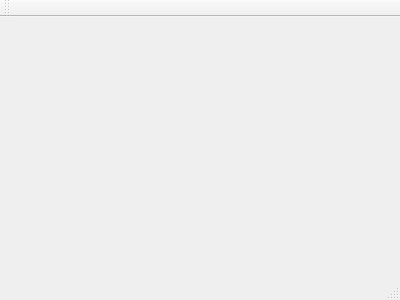
Qt form GBBStock/src/gbbmain.ui (aarelovich/gbb) before a commit.
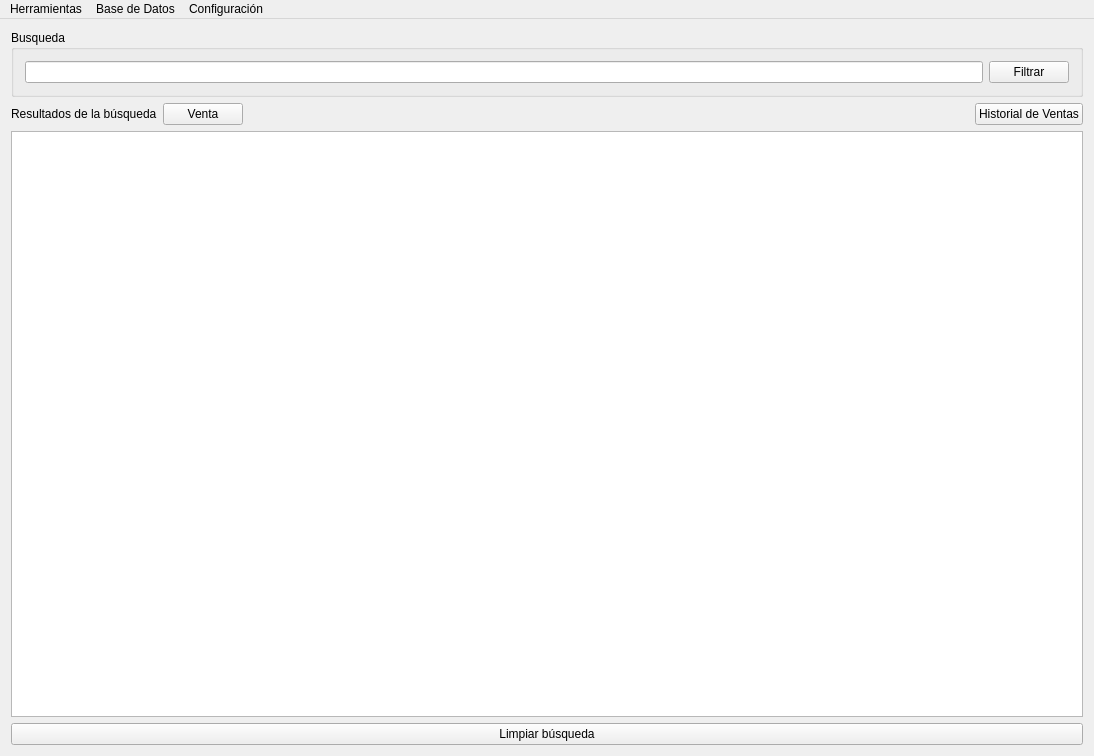
The same form after that commit.

```diff
--- a/GBBStock/src/gbbmain.ui
+++ b/GBBStock/src/gbbmain.ui
@@ -1,24 +1,148 @@
 <ui version="4.0">
  <class>GBBMain</class>
- <widget class="QMainWindow" name="GBBMain" >
-  <property name="geometry" >
+ <widget class="QMainWindow" name="GBBMain">
+  <property name="geometry">
    <rect>
     <x>0</x>
     <y>0</y>
-    <width>400</width>
-    <height>300</height>
+    <width>1094</width>
+    <height>756</height>
    </rect>
   </property>
   <property name="windowTitle" >
    <string>GBBMain</string>
   </property>
-  <widget class="QMenuBar" name="menuBar" />
-  <widget class="QToolBar" name="mainToolBar" />
-  <widget class="QWidget" name="centralWidget" />
-  <widget class="QStatusBar" name="statusBar" />
+  <widget class="QWidget" name="centralWidget">
+   <layout class="QVBoxLayout" name="verticalLayout">
+    <item>
+     <widget class="QGroupBox" name="groupBox">
+      <property name="title">
+       <string>Busqueda</string>
+      </property>
+      <layout class="QHBoxLayout" name="horizontalLayout">
+       <item>
+        <widget class="QLineEdit" name="lineEdit"/>
+       </item>
+       <item>
+        <widget class="QPushButton" name="pushButton">
+         <property name="text">
+          <string>Filtrar</string>
+         </property>
+        </widget>
+       </item>
+      </layout>
+     </widget>
+    </item>
+    <item>
+     <layout class="QHBoxLayout" name="horizontalLayout_2">
+      <item>
+       <widget class="QLabel" name="label">
+        <property name="text">
+         <string>Resultados de la búsqueda</string>
+        </property>
+       </widget>
+      </item>
+      <item>
+       <widget class="QPushButton" name="pushButton_2">
+        <property name="text">
+         <string>Venta</string>
+        </property>
+       </widget>
+      </item>
+      <item>
+       <spacer name="horizontalSpacer_2">
+        <property name="orientation">
+         <enum>Qt::Horizontal</enum>
+        </property>
+        <property name="sizeHint" stdset="0">
+         <size>
+          <width>40</width>
+          <height>20</height>
+         </size>
+        </property>
+       </spacer>
+      </item>
+      <item>
+       <widget class="QPushButton" name="pushButton_4">
+        <property name="text">
+         <string>Historial de Ventas</string>
+        </property>
+       </widget>
+      </item>
+     </layout>
+    </item>
+    <item>
+     <widget class="QTableWidget" name="tableWidget"/>
+    </item>
+    <item>
+     <widget class="QPushButton" name="pushButton_3">
+      <property name="text">
+       <string>Limpiar búsqueda</string>
+      </property>
+     </widget>
+    </item>
+   </layout>
+  </widget>
+  <widget class="QMenuBar" name="menuBar">
+   <property name="geometry">
+    <rect>
+     <x>0</x>
+     <y>0</y>
+     <width>1094</width>
+     <height>21</height>
+    </rect>
+   </property>
+   <widget class="QMenu" name="menuHerramientas">
+    <property name="title">
+     <string>Herramientas</string>
+    </property>
+    <addaction name="actionAgregar_un_nuevo_producto"/>
+    <addaction name="actionProductos_por_debajo_del_stock_minimo"/>
+   </widget>
+   <widget class="QMenu" name="menuBase_de_Datos">
+    <property name="title">
+     <string>Base de Datos</string>
+    </property>
+    <addaction name="actionRealizar_Backup"/>
+    <addaction name="actionRestaurar"/>
+   </widget>
+   <widget class="QMenu" name="menuConfiguraci_n">
+    <property name="title">
+     <string>Configuración</string>
+    </property>
+    <addaction name="actionPreferencias"/>
+   </widget>
+   <addaction name="menuHerramientas"/>
+   <addaction name="menuBase_de_Datos"/>
+   <addaction name="menuConfiguraci_n"/>
+  </widget>
+  <action name="actionRealizar_Backup">
+   <property name="text">
+    <string>Realizar Backup</string>
+   </property>
+  </action>
+  <action name="actionRestaurar">
+   <property name="text">
+    <string>Restaurar</string>
+   </property>
+  </action>
+  <action name="actionPreferencias">
+   <property name="text">
+    <string>Preferencias</string>
+   </property>
+  </action>
+  <action name="actionAgregar_un_nuevo_producto">
+   <property name="text">
+    <string>Agregar un nuevo producto ...</string>
+   </property>
+  </action>
+  <action name="actionProductos_por_debajo_del_stock_minimo">
+   <property name="text">
+    <string>Productos por debajo del stock minimo ....</string>
+   </property>
+  </action>
  </widget>
- <layoutDefault spacing="6" margin="11" />
- <pixmapfunction></pixmapfunction>
+ <layoutdefault spacing="6" margin="11"/>
  <resources/>
  <connections/>
 </ui>
```
Left out of the diff: 3 changed lines with no effect on the pictures.
